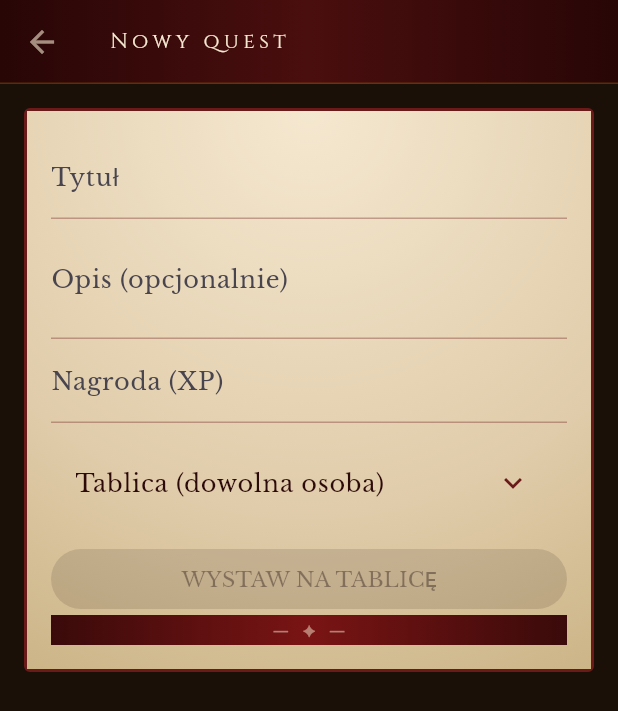
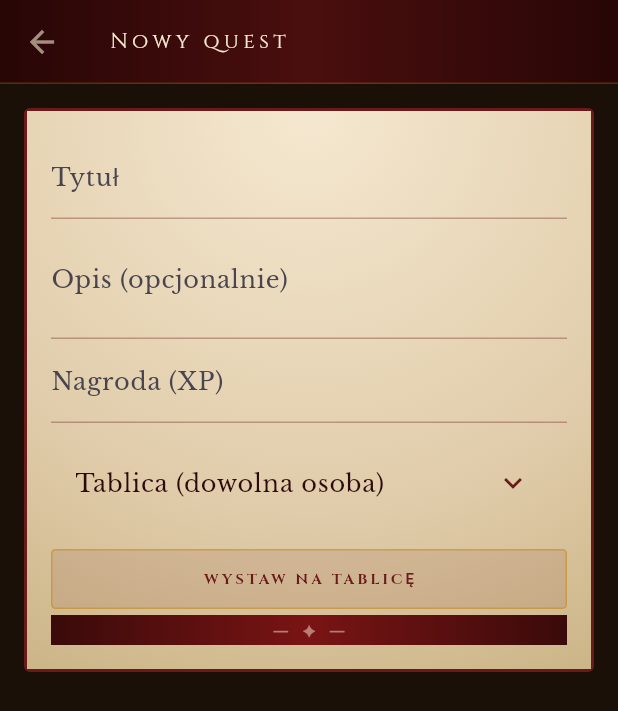
Before and after one commit to lonski/liferpg, a Flutter app: the NewQuestScreen screen opened directly, on a phone screen of 412 x 824 dp. Shown: the top 711 px of the screen. Run offline on Flutter 3.47's test engine with Material 3 defaults, Android fonts, the phone set to English and light mode, and no system bars; our stand-ins replace cloud_firestore, firebase_auth, firebase_core, flutter_local_notifications, flutter_riverpod, google_sign_in and 4 more; accounts and stored records are empty; generated files the repository leaves out were written again; network calls fail.

Commit message:
fix: theme NewQuestScreen's submit button, attribute posts to a character
The submit button used the stock Material ElevatedButton styling instead
of the crimson/gold pill every other form in the app uses. Also: a posted
quest's "Wystawione przez" line showed the poster's account display name
rather than their character, inconsistent with how the rest of the app
attributes actions to characters, not accounts. Mirrors
NewChangeRequestScreen's own-character resolution/picker pattern.

```diff
--- a/lib/features/quests/new_quest_screen.dart
+++ b/lib/features/quests/new_quest_screen.dart
@@ -3,9 +3,11 @@ import 'package:flutter_riverpod/flutter_riverpod.dart';
 
 import '../../models/app_user.dart';
 import '../../models/change_request.dart';
+import '../../models/character.dart';
 import '../../models/quest.dart';
 import '../../models/quest_roster_entry.dart';
 import '../../providers/auth_providers.dart';
+import '../../providers/character_providers.dart';
 import '../../providers/quest_providers.dart';
 import '../../theme/app_theme.dart';
 import '../../theme/ornaments.dart';
@@ -22,6 +24,7 @@ class _NewQuestScreenState extends ConsumerState<NewQuestScreen> {
   final _descriptionController = TextEditingController();
   final _xpController = TextEditingController();
   QuestRosterEntry? _target;
+  String? _selectedPosterCharacterId;
   bool _submitting = false;
 
   @override
@@ -30,6 +33,19 @@ class _NewQuestScreenState extends ConsumerState<NewQuestScreen> {
     _descriptionController.dispose();
     _xpController.dispose();
     super.dispose();
+  }
+
+  // Mirrors NewChangeRequestScreen's _ownCharacters -- the quest is posted
+  // as one of the user's own characters (shown in "Wystawione przez:"), not
+  // under the account's own display name.
+  List<Character> _ownCharacters(WidgetRef ref, AppUser? user) {
+    final feed = ref.watch(charactersProvider).value;
+    if (feed == null || user == null) return const [];
+    final email = user.email.toLowerCase();
+    return [
+      for (final c in feed.characters)
+        if (c.email.toLowerCase() == email) c,
+    ];
   }
 
   Future<void> _pickTarget(List<QuestRosterEntry> roster) async {
@@ -59,8 +75,9 @@ class _NewQuestScreenState extends ConsumerState<NewQuestScreen> {
   // pattern: a raw Firestore permission-denied (the create rule requires
   // reward.keys().hasAny(['current_xp', 'traits'])) is worse feedback than a
   // disabled button, and a blank title silently no-op-ing is worse still.
-  String? _missingRequirement() {
+  String? _missingRequirement(Character? selected) {
     if (_submitting) return null;
+    if (selected == null) return 'Wybierz postać';
     if (_titleController.text.trim().isEmpty) return 'Podaj tytuł';
     if (int.tryParse(_xpController.text.trim()) == null) {
       return 'Wprowadź nagrodę';
@@ -68,7 +85,7 @@ class _NewQuestScreenState extends ConsumerState<NewQuestScreen> {
     return null;
   }
 
-  Future<void> _submit(String uid, String email, String name) async {
+  Future<void> _submit(Character selected, String uid, String email) async {
     final title = _titleController.text.trim();
     final xp = int.tryParse(_xpController.text.trim());
     if (title.isEmpty || xp == null) return;
@@ -82,7 +99,7 @@ class _NewQuestScreenState extends ConsumerState<NewQuestScreen> {
           : _descriptionController.text.trim(),
       posterUid: uid,
       posterEmail: email,
-      posterName: name,
+      posterName: selected.name,
       assignedToCharacterId: target?.characterId,
       assignedToCharacterName: target?.characterName,
       assignedToEmail: target?.email,
@@ -100,17 +117,40 @@ class _NewQuestScreenState extends ConsumerState<NewQuestScreen> {
     }
   }
 
-  Widget _buildSubmitButton(AppUser? user) {
+  Widget _buildSubmitButton(AppUser? user, Character? selected) {
     Widget button = ElevatedButton(
       key: const Key('submit-quest'),
-      onPressed: _submitting || user == null || _missingRequirement() != null
-          ? null
-          : () => _submit(user.uid, user.email, user.name),
+      // Same restyle as NewChangeRequestScreen's submit button -- the stock
+      // Material surface reads as a foreign widget on the parchment card.
+      style: ElevatedButton.styleFrom(
+        backgroundColor: crimson,
+        foregroundColor: parchmentLight,
+        disabledBackgroundColor: crimsonFaint,
+        disabledForegroundColor: crimson,
+        elevation: 0,
+        shape: RoundedRectangleBorder(
+          borderRadius: BorderRadius.circular(3),
+          side: const BorderSide(color: goldGlyph),
+        ),
+        padding: const EdgeInsets.symmetric(vertical: 12),
+        textStyle: const TextStyle(
+          fontFamily: fontDisplay,
+          fontSize: 10,
+          letterSpacing: 2,
+          fontWeight: FontWeight.w700,
+        ),
+      ),
+      onPressed:
+          _submitting || user == null || _missingRequirement(selected) != null
+              ? null
+              : () => _submit(selected!, user.uid, user.email),
       child: Text(
-        (_target == null ? 'Wystaw na tablicę' : 'Wystaw zadanie').toUpperCase(),
+        _submitting
+            ? '...'
+            : (_target == null ? 'Wystaw na tablicę' : 'Wystaw zadanie').toUpperCase(),
       ),
     );
-    final missing = _missingRequirement();
+    final missing = _missingRequirement(selected);
     if (missing == null) return button;
     // A disabled ElevatedButton has no tap recognizer of its own
     // (onPressed is null), so a tap on it falls through to this Tooltip
@@ -127,6 +167,16 @@ class _NewQuestScreenState extends ConsumerState<NewQuestScreen> {
   Widget build(BuildContext context) {
     final user = ref.watch(appUserProvider).value;
     final roster = ref.watch(questRosterProvider).value ?? const <QuestRosterEntry>[];
+    final characters = _ownCharacters(ref, user);
+    // With exactly one character the picker is pointless, so it is hidden
+    // and that character is used implicitly -- same convention as
+    // NewChangeRequestScreen.
+    final selected = characters.isEmpty
+        ? null
+        : characters.firstWhere(
+            (c) => c.id == _selectedPosterCharacterId,
+            orElse: () => characters.first,
+          );
 
     return Scaffold(
       backgroundColor: bgDark,
@@ -166,6 +216,20 @@ class _NewQuestScreenState extends ConsumerState<NewQuestScreen> {
                 padding: const EdgeInsets.all(16),
                 child: Column(
                   children: [
+                    if (characters.length > 1)
+                      DropdownButtonFormField<String>(
+                        key: const Key('poster-character-picker'),
+                        initialValue: selected?.id,
+                        items: [
+                          for (final c in characters)
+                            DropdownMenuItem(
+                              value: c.id,
+                              child: Text(c.name),
+                            ),
+                        ],
+                        onChanged: (id) =>
+                            setState(() => _selectedPosterCharacterId = id),
+                      ),
                     TextField(
                       key: const Key('quest-title'),
                       controller: _titleController,
@@ -198,7 +262,7 @@ class _NewQuestScreenState extends ConsumerState<NewQuestScreen> {
                     const SizedBox(height: 12),
                     SizedBox(
                       width: double.infinity,
-                      child: _buildSubmitButton(user),
+                      child: _buildSubmitButton(user, selected),
                     ),
                     const BottomBand(),
                   ],
```
Also changed, not shown: 1 other file.
